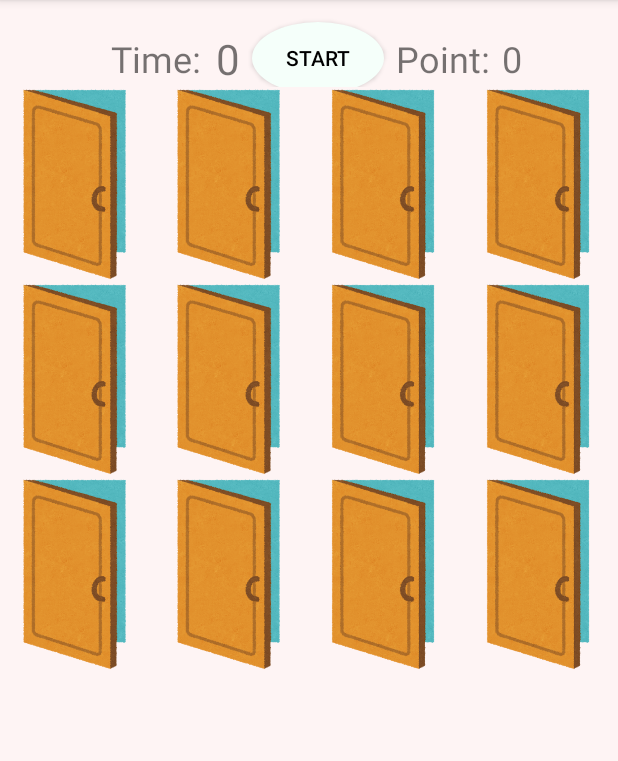
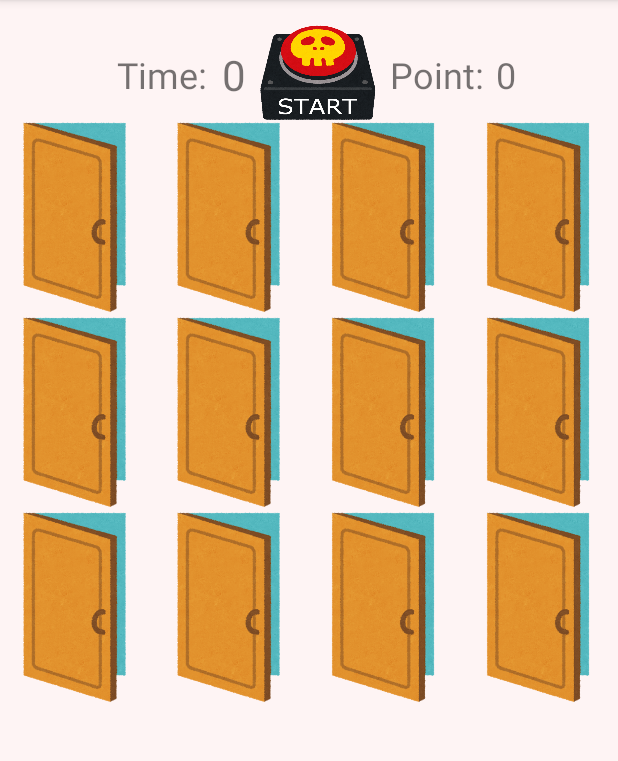
Before and after one commit to akkoIA/MyApplication, an Android app: the screen it shows after launch (MainActivity), on a phone screen of 412 x 824 dp, the part 84-845 px from its top. Run offline under Robolectric (Android 15) with nearby library versions, the phone set to English and light mode, and no system bars; libraries missing offline, so code that uses them is left out: io.realm; 5 statements that could not run were skipped.

Commit message:
スタートボタンをいらすとやの画像に変更

```diff
--- a/app/src/main/res/layout/activity_main.xml
+++ b/app/src/main/res/layout/activity_main.xml
@@ -41,13 +41,11 @@
             <Button
                 android:id="@+id/start"
                 style="@style/Widget.AppCompat.Button.Colored"
-                android:layout_width="wrap_content"
-                android:layout_height="wrap_content"
+                android:layout_width="80dp"
+                android:layout_height="70dp"
                 android:layout_marginLeft="8dp"
                 android:layout_marginTop="10dp"
-                android:background="@drawable/button_kakumaru"
-                android:text="START"
-                android:textColor="@android:color/black" />
+                android:background="@drawable/war_bakuha_switch_off" />
 
             <TextView
                 android:id="@+id/textView3"
```
Also changed, not shown: app/src/main/res/drawable-v24/war_bakuha_switch_off.png (added).
